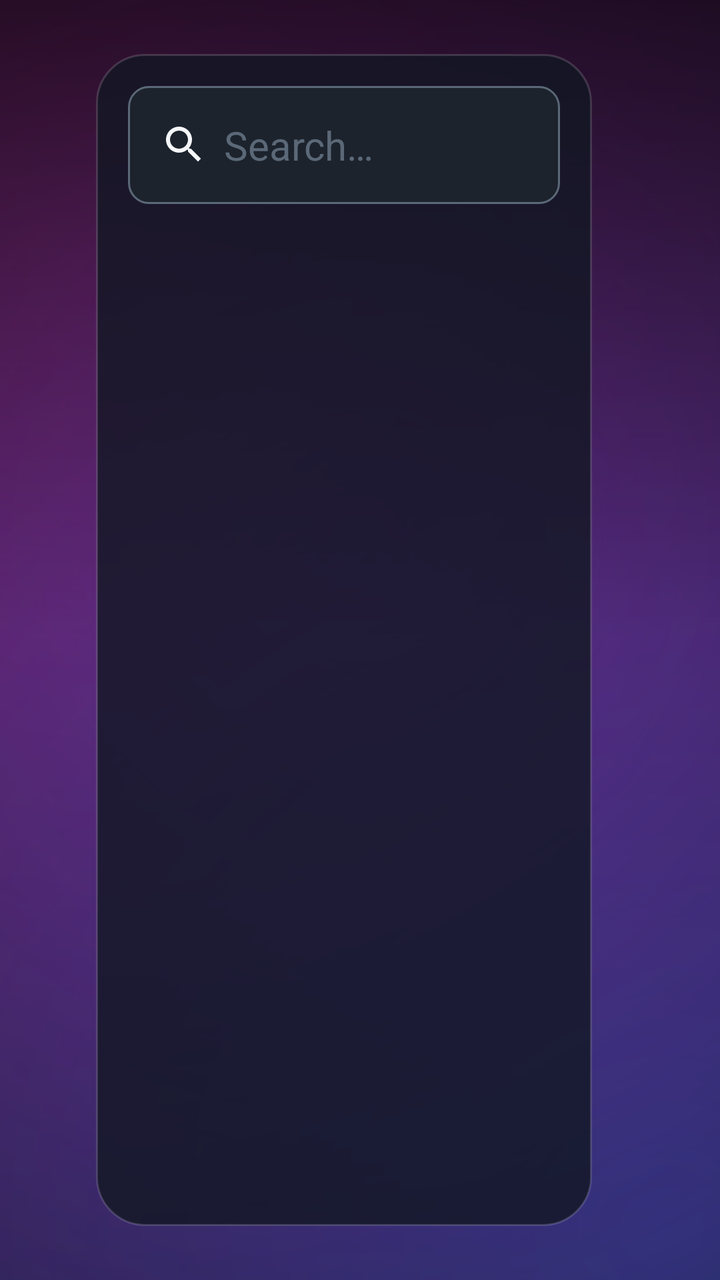
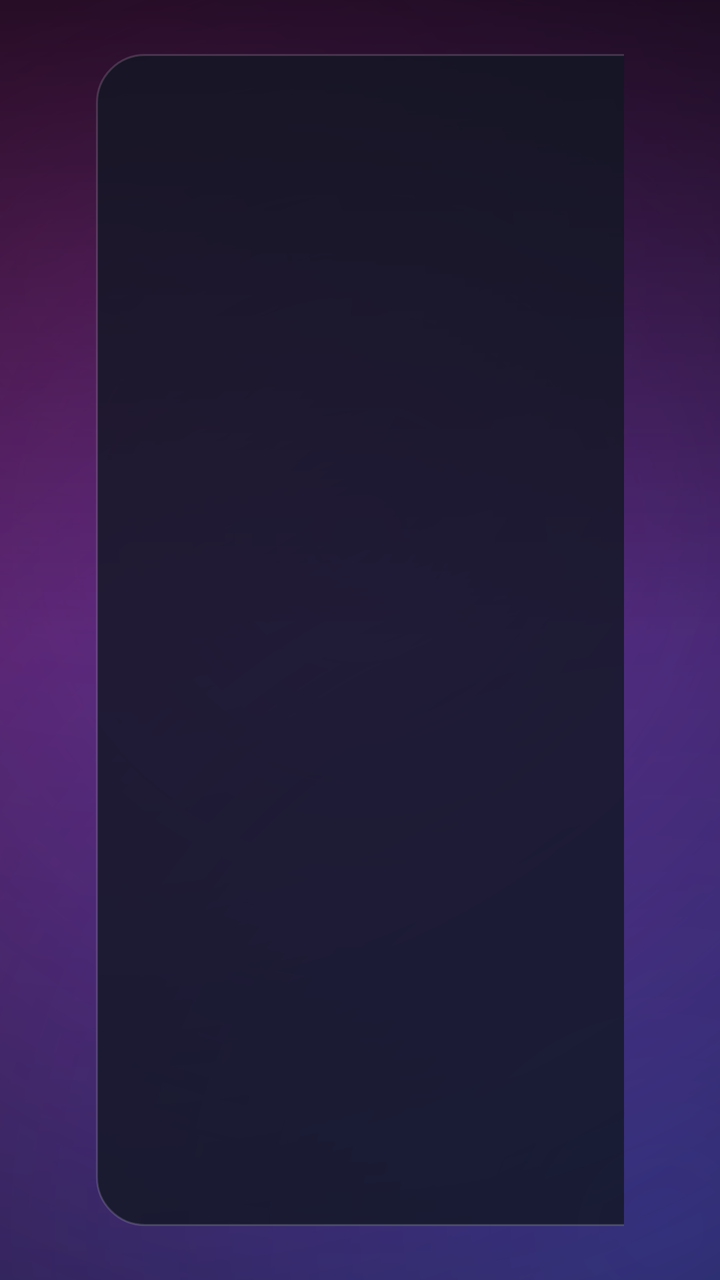

An Android layout rendered at two revisions. The XML below is the earlier revision; the diff shows what the commit changed to produce the second picture.
<!-- AndroidManifest.xml: application theme Theme.IptvPlayer -->
<!-- res/layout/activity_series.xml -->
<?xml version="1.0" encoding="utf-8"?>
<androidx.constraintlayout.widget.ConstraintLayout
    xmlns:android="http://schemas.android.com/apk/res/android"
    xmlns:app="http://schemas.android.com/apk/res-auto"
    android:layout_width="match_parent"
    android:layout_height="match_parent"
    android:background="@drawable/bg_login_aurora"
    android:paddingHorizontal="@dimen/safe_area_h"
    android:paddingVertical="@dimen/safe_area_v">

    
    <LinearLayout
        android:id="@+id/categoryPanel"
        android:layout_width="@dimen/category_width"
        android:layout_height="0dp"
        android:orientation="vertical"
        android:background="@drawable/bg_glass_card"
        android:padding="@dimen/space_m"
        app:layout_constraintStart_toStartOf="parent"
        app:layout_constraintTop_toTopOf="parent"
        app:layout_constraintBottom_toBottomOf="parent">

        <EditText
            android:id="@+id/searchInput"
            style="@style/Widget.Iptv.Input"
            android:layout_width="match_parent"
            android:layout_height="wrap_content"
            android:drawableStart="@drawable/ic_search"
            android:drawablePadding="@dimen/space_s"
            android:hint="@string/search_hint"
            android:imeOptions="actionSearch"
            android:inputType="text"
            android:maxLines="1"
            android:nextFocusDown="@id/categoryList"
            android:nextFocusRight="@id/posterGrid"
            android:layout_marginBottom="@dimen/space_m" />

        <androidx.recyclerview.widget.RecyclerView
            android:id="@+id/categoryList"
            android:layout_width="match_parent"
            android:layout_height="0dp"
            android:layout_weight="1"
            android:clipToPadding="false"
            android:focusable="false" />
    </LinearLayout>

    
    <LinearLayout
        android:id="@+id/contentPanel"
        android:layout_width="0dp"
        android:layout_height="0dp"
        android:orientation="vertical"
        android:layout_marginStart="@dimen/space_m"
        app:layout_constraintStart_toEndOf="@id/categoryPanel"
        app:layout_constraintEnd_toEndOf="parent"
        app:layout_constraintTop_toTopOf="parent"
        app:layout_constraintBottom_toBottomOf="parent">

        <LinearLayout
            android:layout_width="match_parent"
            android:layout_height="wrap_content"
            android:orientation="horizontal"
            android:gravity="center_vertical"
            android:layout_marginBottom="@dimen/space_m">

            <TextView
                android:id="@+id/contentTitle"
                android:layout_width="0dp"
                android:layout_height="wrap_content"
                android:layout_weight="1"
                android:text="@string/cat_recently_added"
                android:textColor="@color/text_primary"
                android:textSize="@dimen/text_title"
                android:textStyle="bold"
                android:maxLines="1"
                android:ellipsize="end" />

            <com.iptv.player.ui.common.ClockView
                android:id="@+id/clock"
                android:layout_width="wrap_content"
                android:layout_height="wrap_content"
                android:textColor="@color/text_primary"
                android:textSize="@dimen/text_body"
                android:textStyle="bold" />

            <TextView
                android:id="@+id/dateText"
                android:layout_width="wrap_content"
                android:layout_height="wrap_content"
                android:textColor="@color/text_secondary"
                android:textSize="@dimen/text_caption"
                android:layout_marginStart="@dimen/space_m" />
        </LinearLayout>

        <FrameLayout
            android:layout_width="match_parent"
            android:layout_height="0dp"
            android:layout_weight="1">

            <androidx.recyclerview.widget.RecyclerView
                android:id="@+id/posterGrid"
                android:layout_width="match_parent"
                android:layout_height="match_parent"
                android:clipToPadding="false" />

            <TextView
                android:id="@+id/emptyState"
                android:layout_width="wrap_content"
                android:layout_height="wrap_content"
                android:layout_gravity="center"
                android:text="@string/empty_channels"
                android:textColor="@color/text_secondary"
                android:textSize="@dimen/text_body"
                android:visibility="gone" />
        </FrameLayout>
    </LinearLayout>
</androidx.constraintlayout.widget.ConstraintLayout>
<!-- resources referenced by this layout -->
<resources>
  <color name="text_primary">#F5F7FA</color>
  <color name="text_secondary">#9AA7B4</color>
  <dimen name="category_width">248dp</dimen>
  <dimen name="safe_area_h">48dp</dimen>
  <dimen name="safe_area_v">27dp</dimen>
  <dimen name="space_m">16dp</dimen>
  <dimen name="space_s">8dp</dimen>
  <dimen name="text_body">20sp</dimen>
  <dimen name="text_caption">16sp</dimen>
  <dimen name="text_title">28sp</dimen>
  <!-- drawable bg_glass_card (drawable) -->
  <?xml version="1.0" encoding="utf-8"?>
  <shape xmlns:android="http://schemas.android.com/apk/res/android" android:shape="rectangle">
      <solid android:color="@color/glass_card" />
      <corners android:radius="24dp" />
      <stroke android:width="1dp" android:color="@color/glass_stroke" />
  </shape>
  <!-- drawable ic_search (drawable) -->
  <?xml version="1.0" encoding="utf-8"?>
  <vector xmlns:android="http://schemas.android.com/apk/res/android"
      android:width="24dp" android:height="24dp"
      android:viewportWidth="24" android:viewportHeight="24"
      android:tint="@color/text_primary">
      <path android:fillColor="@android:color/white"
          android:pathData="M15.5,14h-0.79l-0.28,-0.27C15.41,12.59 16,11.11 16,9.5 16,5.91 13.09,3 9.5,3S3,5.91 3,9.5 5.91,16 9.5,16c1.61,0 3.09,-0.59 4.23,-1.57l0.27,0.28v0.79l5,4.99L20.49,19l-4.99,-5zm-6,0C7.01,14 5,11.99 5,9.5S7.01,5 9.5,5 14,7.01 14,9.5 11.99,14 9.5,14z" />
  </vector>
  <string name="cat_recently_added">Recently added</string>
  <string name="empty_channels">Nothing here yet.</string>
  <string name="search_hint">Search…</string>
  <style name="Widget.Iptv.Input" parent="Widget.AppCompat.EditText">
          <item name="android:background">@drawable/bg_input</item>
          <item name="android:textColor">@color/text_primary</item>
          <item name="android:textColorHint">@color/text_muted</item>
          <item name="android:textSize">@dimen/text_body</item>
          <item name="android:padding">@dimen/space_m</item>
      </style>
  <style name="Theme.IptvPlayer" parent="Theme.AppCompat.NoActionBar">
          <item name="colorPrimary">@color/accent</item>
          <item name="colorPrimaryDark">@color/bg_root</item>
          <item name="colorAccent">@color/accent</item>
          <item name="android:windowBackground">@color/bg_root</item>
          <item name="android:statusBarColor" tools:targetApi="lollipop">@color/bg_root</item>
          <item name="android:windowFullscreen">true</item>
          <item name="android:textColorPrimary">@color/text_primary</item>
          <item name="android:textColorSecondary">@color/text_secondary</item>
      </style>
  <color name="glass_card">#CC121723</color>
  <color name="glass_stroke">#26FFFFFF</color>
  <color name="brand_cinematic">#07090F</color>
  <!-- drawable bg_input (drawable) -->
  <?xml version="1.0" encoding="utf-8"?>
  <selector xmlns:android="http://schemas.android.com/apk/res/android">
      <item android:state_focused="true">
          <shape android:shape="rectangle">
              <solid android:color="@color/bg_card_focused" />
              <corners android:radius="@dimen/card_radius" />
              <stroke android:width="@dimen/focus_stroke" android:color="@color/focus_border" />
          </shape>
      </item>
      <item>
          <shape android:shape="rectangle">
              <solid android:color="@color/bg_card" />
              <corners android:radius="@dimen/card_radius" />
              <stroke android:width="1dp" android:color="@color/text_muted" />
          </shape>
      </item>
  </selector>
  <color name="text_muted">#5B6877</color>
  <color name="accent">#3DA9FC</color>
  <color name="bg_root">#0E1116</color>
  <color name="bg_card_focused">#2A3340</color>
  <dimen name="card_radius">10dp</dimen>
  <dimen name="focus_stroke">2dp</dimen>
  <color name="focus_border">#3DA9FC</color>
  <color name="bg_card">#1C232D</color>
  <!-- unchanged entries left out for length: 1 -->
</resources>

<!-- the commit's change to res/layout/activity_series.xml (unified diff, before → after) -->
@@ -11,7 +11,7 @@
     
     <LinearLayout
         android:id="@+id/categoryPanel"
-        android:layout_width="@dimen/category_width"
+        android:layout_width="@dimen/category_width_wide"
         android:layout_height="0dp"
         android:orientation="vertical"
         android:background="@drawable/bg_glass_card"
@@ -19,21 +19,6 @@
         app:layout_constraintStart_toStartOf="parent"
         app:layout_constraintTop_toTopOf="parent"
         app:layout_constraintBottom_toBottomOf="parent">
-
-        <EditText
-            android:id="@+id/searchInput"
-            style="@style/Widget.Iptv.Input"
-            android:layout_width="match_parent"
-            android:layout_height="wrap_content"
-            android:drawableStart="@drawable/ic_search"
-            android:drawablePadding="@dimen/space_s"
-            android:hint="@string/search_hint"
-            android:imeOptions="actionSearch"
-            android:inputType="text"
-            android:maxLines="1"
-            android:nextFocusDown="@id/categoryList"
-            android:nextFocusRight="@id/posterGrid"
-            android:layout_marginBottom="@dimen/space_m" />
 
         <androidx.recyclerview.widget.RecyclerView
             android:id="@+id/categoryList"
<!-- resource entries referenced after the edit -->
@@ -2,11 +2,10 @@
 <resources>
   <color name="text_primary">#F5F7FA</color>
   <color name="text_secondary">#9AA7B4</color>
-  <dimen name="category_width">248dp</dimen>
+  <dimen name="category_width_wide">340dp</dimen>
   <dimen name="safe_area_h">48dp</dimen>
   <dimen name="safe_area_v">27dp</dimen>
   <dimen name="space_m">16dp</dimen>
-  <dimen name="space_s">8dp</dimen>
   <dimen name="text_body">20sp</dimen>
   <dimen name="text_caption">16sp</dimen>
   <dimen name="text_title">28sp</dimen>
@@ -17,25 +16,8 @@
       <corners android:radius="24dp" />
       <stroke android:width="1dp" android:color="@color/glass_stroke" />
   </shape>
-  <!-- drawable ic_search (drawable) -->
-  <?xml version="1.0" encoding="utf-8"?>
-  <vector xmlns:android="http://schemas.android.com/apk/res/android"
-      android:width="24dp" android:height="24dp"
-      android:viewportWidth="24" android:viewportHeight="24"
-      android:tint="@color/text_primary">
-      <path android:fillColor="@android:color/white"
-          android:pathData="M15.5,14h-0.79l-0.28,-0.27C15.41,12.59 16,11.11 16,9.5 16,5.91 13.09,3 9.5,3S3,5.91 3,9.5 5.91,16 9.5,16c1.61,0 3.09,-0.59 4.23,-1.57l0.27,0.28v0.79l5,4.99L20.49,19l-4.99,-5zm-6,0C7.01,14 5,11.99 5,9.5S7.01,5 9.5,5 14,7.01 14,9.5 11.99,14 9.5,14z" />
-  </vector>
   <string name="cat_recently_added">Recently added</string>
   <string name="empty_channels">Nothing here yet.</string>
-  <string name="search_hint">Search…</string>
-  <style name="Widget.Iptv.Input" parent="Widget.AppCompat.EditText">
-          <item name="android:background">@drawable/bg_input</item>
-          <item name="android:textColor">@color/text_primary</item>
-          <item name="android:textColorHint">@color/text_muted</item>
-          <item name="android:textSize">@dimen/text_body</item>
-          <item name="android:padding">@dimen/space_m</item>
-      </style>
   <style name="Theme.IptvPlayer" parent="Theme.AppCompat.NoActionBar">
           <item name="colorPrimary">@color/accent</item>
           <item name="colorPrimaryDark">@color/bg_root</item>
@@ -49,32 +31,8 @@
   <color name="glass_card">#CC121723</color>
   <color name="glass_stroke">#26FFFFFF</color>
   <color name="brand_cinematic">#07090F</color>
-  <!-- drawable bg_input (drawable) -->
-  <?xml version="1.0" encoding="utf-8"?>
-  <selector xmlns:android="http://schemas.android.com/apk/res/android">
-      <item android:state_focused="true">
-          <shape android:shape="rectangle">
-              <solid android:color="@color/bg_card_focused" />
-              <corners android:radius="@dimen/card_radius" />
-              <stroke android:width="@dimen/focus_stroke" android:color="@color/focus_border" />
-          </shape>
-      </item>
-      <item>
-          <shape android:shape="rectangle">
-              <solid android:color="@color/bg_card" />
-              <corners android:radius="@dimen/card_radius" />
-              <stroke android:width="1dp" android:color="@color/text_muted" />
-          </shape>
-      </item>
-  </selector>
-  <color name="text_muted">#5B6877</color>
   <color name="accent">#3DA9FC</color>
   <color name="bg_root">#0E1116</color>
-  <color name="bg_card_focused">#2A3340</color>
-  <dimen name="card_radius">10dp</dimen>
-  <dimen name="focus_stroke">2dp</dimen>
-  <color name="focus_border">#3DA9FC</color>
-  <color name="bg_card">#1C232D</color>
   <!-- unchanged entries left out for length: 1 -->
 </resources>
 
